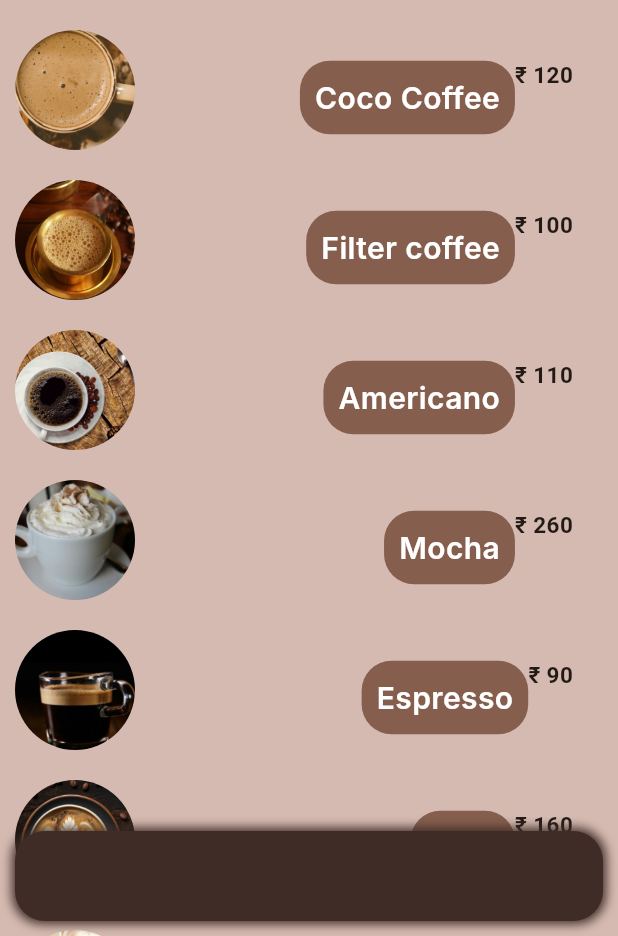
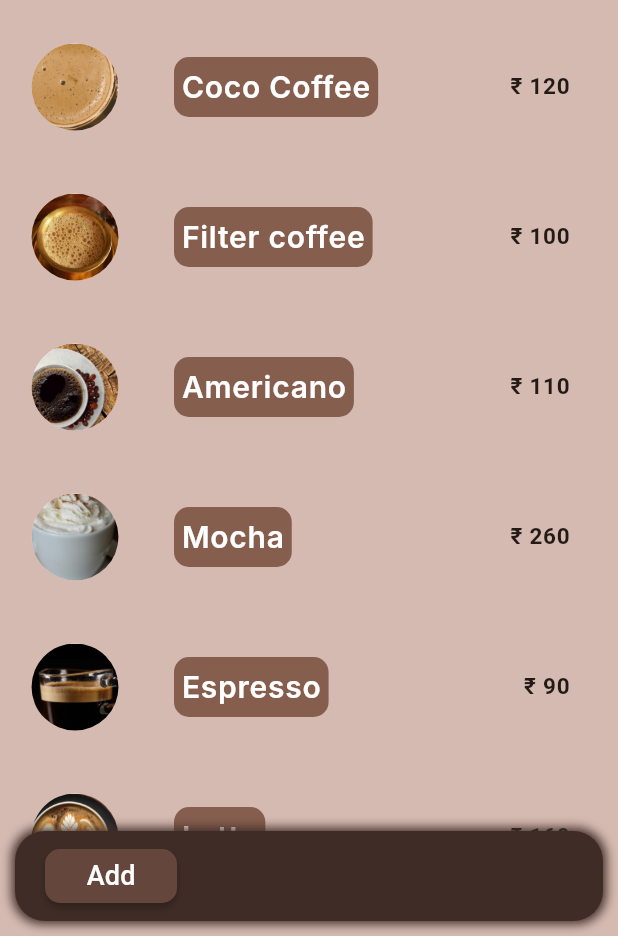
Before and after one commit to ragavkrishna333/cafe, a Flutter app: the screen it shows after launch, on a phone screen of 412 x 824 dp, the part 300-1236 px from its top. Run offline on Flutter 3.47's test engine with Material 3 defaults, Android fonts, the phone set to English and light mode, and no system bars; network calls fail; Roboto replaces fonts that are missing (Inter).

Commit message:
update selection

```diff
--- a/lib/dining.dart
+++ b/lib/dining.dart
@@ -36,6 +36,7 @@ class _DiningState extends State<Dining> {
               ),
             ),
             floating: true,
+            pinned: true,
             expandedHeight: 200,
           ),
           SliverList(
@@ -44,32 +45,51 @@ class _DiningState extends State<Dining> {
             return Container(
                 color: Color.fromARGB(118, 161, 113, 96),
                 height: 100,
-                child: Row(
-                  mainAxisAlignment: MainAxisAlignment.spaceBetween,
-                  crossAxisAlignment: CrossAxisAlignment.start,
-                  children: [
-                    Container(
-                      margin: EdgeInsets.only(top: 20),
-                      height: 100,
-                      width: 100,
-                      decoration: BoxDecoration(
-                          shape: BoxShape.circle,
-                          image: DecorationImage(
-                              image: AssetImage(dish[index]["image"]),
-                              fit: BoxFit.cover)),
+                child: ListTile(
+                  onTap: () {
+                    setState(() {
+                      if (isSelected) {
+                        dish[index]["add"] = !dish[index]["add"];
+                      }
+                    });
+                  },
+                  onLongPress: () {
+                    setState(() {
+                      dish[index]["add"] = true;
+                      isSelected = true;
+                    });
+                  },
+                  selected: dish[index]["add"] ?? false,
+                  visualDensity: VisualDensity(vertical: 0.5),
+                  titleAlignment: ListTileTitleAlignment.center,
+                  contentPadding: EdgeInsets.zero,
+                  leading: CircleAvatar(
+                    radius: 50,
+                    backgroundImage: AssetImage(
+                      dish[index]["image"],
                     ),
-                    Padding(
-                      padding: EdgeInsets.only(right: 30),
+                  ),
+
+                  // Container(
+                  //   margin: EdgeInsets.only(top: 20),
+                  //   height: 100,
+                  //   width: 100,
+                  //   decoration: BoxDecoration(
+                  //       shape: BoxShape.circle,
+                  //       image: DecorationImage(
+                  //           image: AssetImage(dish[index]["image"]),
+                  //           fit: BoxFit.cover)),
+                  // ),
+                  title: Padding(
+                    padding: EdgeInsets.only(right: 0),
                     child: Row(
                       mainAxisAlignment: MainAxisAlignment.spaceBetween,
                       children: [
-                          Padding(
-                            padding: const EdgeInsets.fromLTRB(40, 30, 0, 0),
-                            child: Container(
-                              padding: EdgeInsets.all(10),
+                        Container(
+                          padding: EdgeInsets.all(5),
                           decoration: BoxDecoration(
                               color: Color.fromARGB(255, 133, 94, 78),
-                                  borderRadius: BorderRadius.circular(20)),
+                              borderRadius: BorderRadius.circular(10)),
                           child: Text(
                             dish[index]["title"],
                             style: const TextStyle(
@@ -77,7 +97,6 @@ class _DiningState extends State<Dining> {
                                 fontFamily: "Inter",
                                 fontSize: 20,
                                 fontWeight: FontWeight.w600),
-                              ),
                           ),
                         ),
                         Align(
@@ -89,8 +108,19 @@ class _DiningState extends State<Dining> {
                             ))
                       ],
                     ),
-                    )
-                  ],
+                  ),
+                  trailing: Visibility(
+                      visible: isSelected,
+                      child: Checkbox(
+                        value: dish[index]["add"] ?? false,
+                        onChanged: (value) {
+                          setState(() {
+                            currentIndex = index;
+                            dish[index]["add"] = value!;
+                            // isSelected = value!;
+                          });
+                        },
+                      )),
                 ));
           })),
         ],
@@ -111,9 +141,55 @@ class _DiningState extends State<Dining> {
                       offset: Offset(0, 0))
                 ],
                 borderRadius: BorderRadius.circular(20),
-                color: const Color.fromARGB(255, 63, 44, 38)),
+                color: Color.fromRGBO(63, 44, 38, 1)),
+            child: Row(
+              mainAxisAlignment: MainAxisAlignment.spaceBetween,
+              children: [
+                Padding(
+                  padding: const EdgeInsets.only(left: 20),
+                  child: MaterialButton(
+                    shape: RoundedRectangleBorder(
+                        borderRadius: BorderRadius.circular(10)),
+                    color: Color.fromRGBO(100, 70, 61, 1),
+                    onPressed: () {},
+                    child: Text(
+                      "Add",
+                      style: TextStyle(
+                        color: Colors.white,
+                        fontSize: 18,
+                      ),
+                    ),
+                  ),
+                ),
+                Visibility(
+                  visible: isSelected,
+                  child: MaterialButton(
+                    onPressed: () {
+                      setState(() {
+                        isSelected = false;
+                        cancel();
+                        // dish[currentIndex!]["add"];
+                      });
+                    },
+                    child: Text(
+                      "Cancel",
+                      style: TextStyle(
+                        color: Colors.white,
+                        fontSize: 18,
+                      ),
+                    ),
+                  ),
+                )
+              ],
+            ),
           ))
     ]));
+  }
+}
+
+cancel() {
+  for (var element in dish) {
+    element["add"] = false;
   }
 }
 
@@ -121,17 +197,39 @@ List<Map> dish = [
   {
     "image": "assets/images/cococoffee.jpg",
     "title": "Coco Coffee",
-    "price": 120
+    "price": 120,
+    "add": false
   },
   {
     "image": "assets/images/FCoffee.jpeg",
     "title": "Filter coffee",
-    "price": 100
+    "price": 100,
+    "add": false
   },
-  {"image": "assets/images/amaricano.jpg", "title": "Americano", "price": 110},
-  {"image": "assets/images/mocha.jpg", "title": "Mocha", "price": 260},
-  {"image": "assets/images/Espresso.jpeg", "title": "Espresso", "price": 90},
-  {"image": "assets/images/latte.jpeg", "title": "Latte", "price": 160},
+  {
+    "image": "assets/images/amaricano.jpg",
+    "title": "Americano",
+    "price": 110,
+    "add": false
+  },
+  {
+    "image": "assets/images/mocha.jpg",
+    "title": "Mocha",
+    "price": 260,
+    "add": false
+  },
+  {
+    "image": "assets/images/Espresso.jpeg",
+    "title": "Espresso",
+    "price": 90,
+    "add": false
+  },
+  {
+    "image": "assets/images/latte.jpeg",
+    "title": "Latte",
+    "price": 160,
+    "add": false
+  },
   {
     "image": "assets/images/capaccino.jpg",
     "title": "Cappucciono",
@@ -140,11 +238,15 @@ List<Map> dish = [
   {
     "image": "assets/images/coldcoffee.png",
     "title": "Cold Coffee",
-    "price": 150
+    "price": 150,
+    "add": false
   },
   {
     "image": "assets/images/hotchoco.jpg",
     "title": "Hot Chocolate",
-    "price": 190
+    "price": 190,
+    "add": false
   }
 ];
+bool isSelected = false;
+int? currentIndex;
```
Lines whose indentation alone changed are shown as unchanged.
